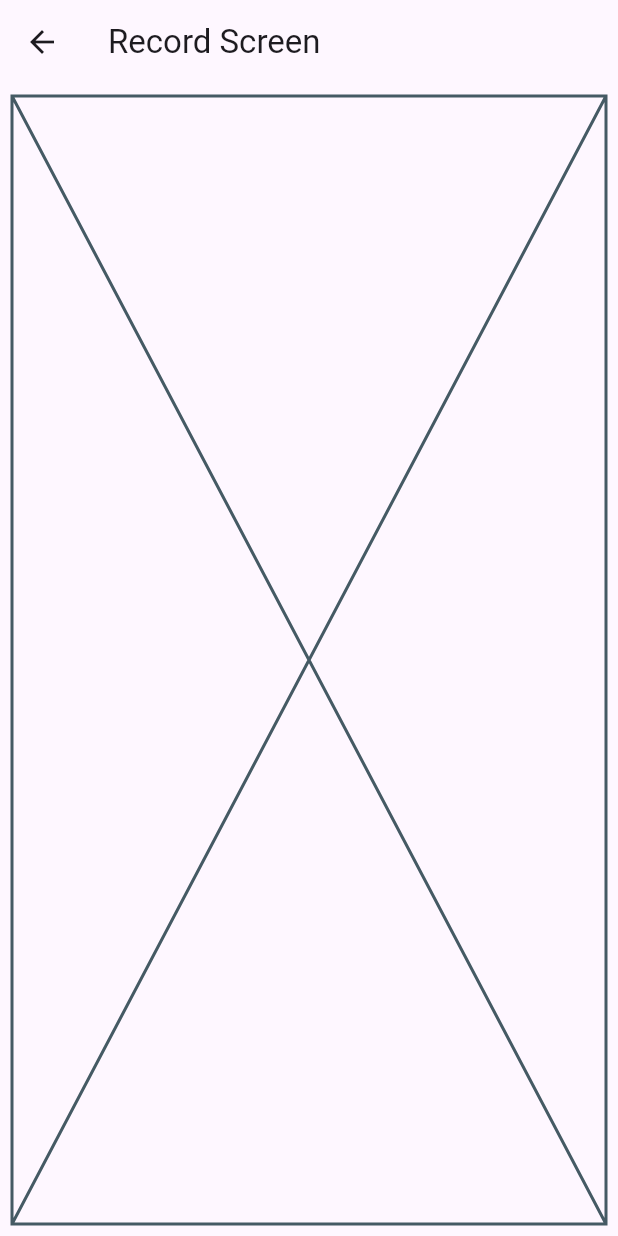
After one commit to chriss1525/Penny, a Flutter app: the RecordScreen screen opened by its route, on a phone screen of 412 x 824 dp. The commit adds this screen. Run offline on Flutter 3.47's test engine with Material 2 defaults, Android fonts, the phone set to English and light mode, and no system bars; our stand-ins replace flutter_riverpod, shared_preferences; missing offline and left inert: telephony; accounts and stored records are empty.

Commit message:
create route record screen

```diff
--- a/client/lib/main.dart
+++ b/client/lib/main.dart
@@ -3,6 +3,7 @@ import 'package:client/screens/auth/reset-password.dart';
 import 'package:client/screens/home.dart';
 import 'package:client/screens/onboarding.dart';
 import 'package:client/screens/auth/register.dart';
+import 'package:client/screens/record_screen.dart';
 import 'package:flutter/material.dart';
 import 'package:flutter_riverpod/flutter_riverpod.dart';
 import 'package:shared_preferences/shared_preferences.dart';
@@ -56,6 +57,7 @@ class PennyApp extends StatelessWidget {
           '/reset-password': (context) => const ResetPasswordScreen(),
           '/onboarding': (context) => const Onboarding(),
           '/home': (context) => const Home(),
+          '/record': (context) => const RecordScreen(),
         },
       ),
     );
--- /dev/null
+++ b/client/lib/screens/record_screen.dart
@@ -0,0 +1,19 @@
+import 'package:flutter/material.dart';
+
+class RecordScreen extends StatelessWidget {
+  const RecordScreen({super.key});
+
+  @override
+  Widget build(BuildContext context) {
+    return Scaffold(
+      appBar: AppBar(
+        backgroundColor: Theme.of(context).colorScheme.background,
+        title: const Text('Record Screen'),
+      ),
+      body: const Padding(
+        padding: EdgeInsets.all(8.0),
+        child: Placeholder(),
+      ),
+    );
+  }
+}
```
